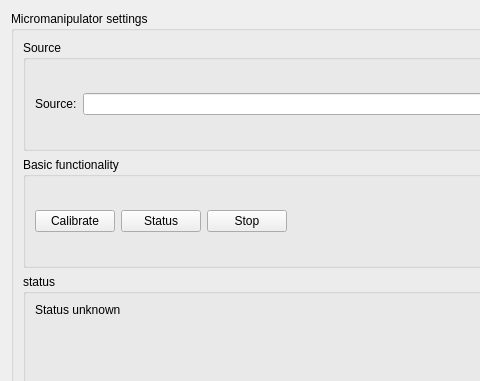
Before: the Qt Designer form plugins/Sutter/Sutter_settingsWidget.ui in pyIVLS/pyIVLS, drawn with Qt 5; both pictures show x 0 to 480 and y 0 to 381 of the 906 by 524 pixel window.
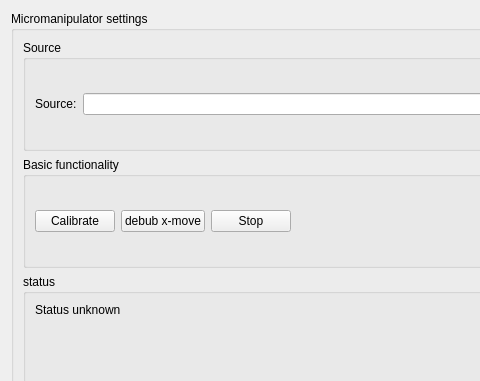
After: the same form once the commit is applied.

Commit message: Functionality to change active device for testing purposes

The edit to the form file:
```diff
--- a/plugins/Sutter/Sutter_settingsWidget.ui
+++ b/plugins/Sutter/Sutter_settingsWidget.ui
@@ -101,7 +101,7 @@
          <item>
           <widget class="QPushButton" name="statusButton">
            <property name="text">
-            <string>Status</string>
+            <string>debub x-move</string>
            </property>
           </widget>
          </item>
```
The commit also changes 1 other file.
